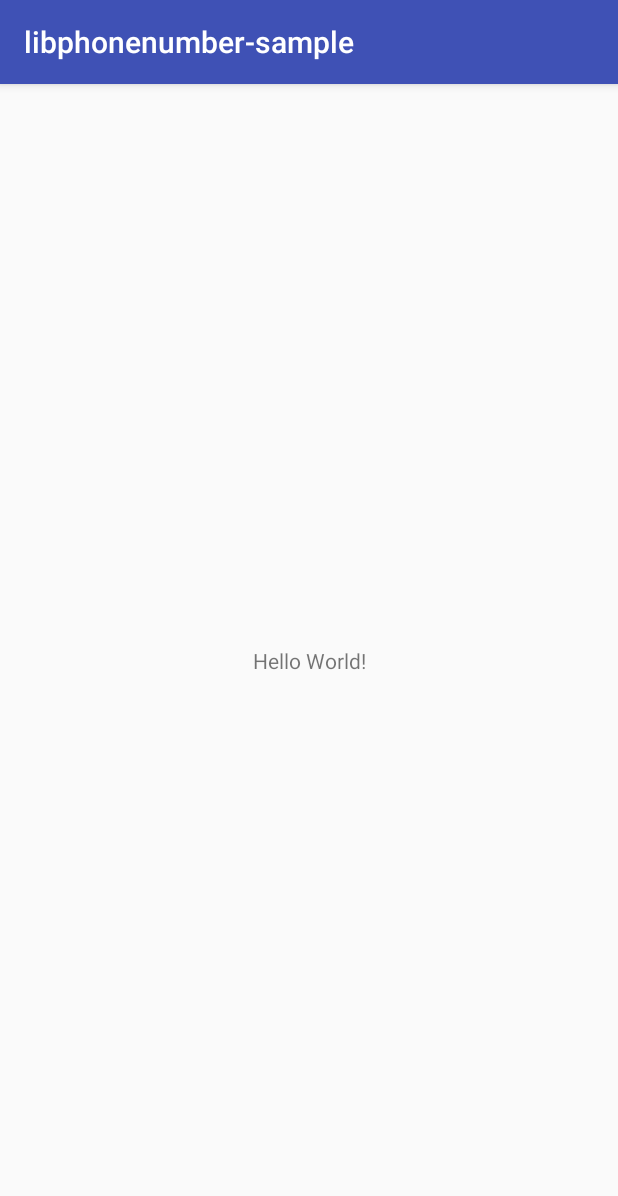
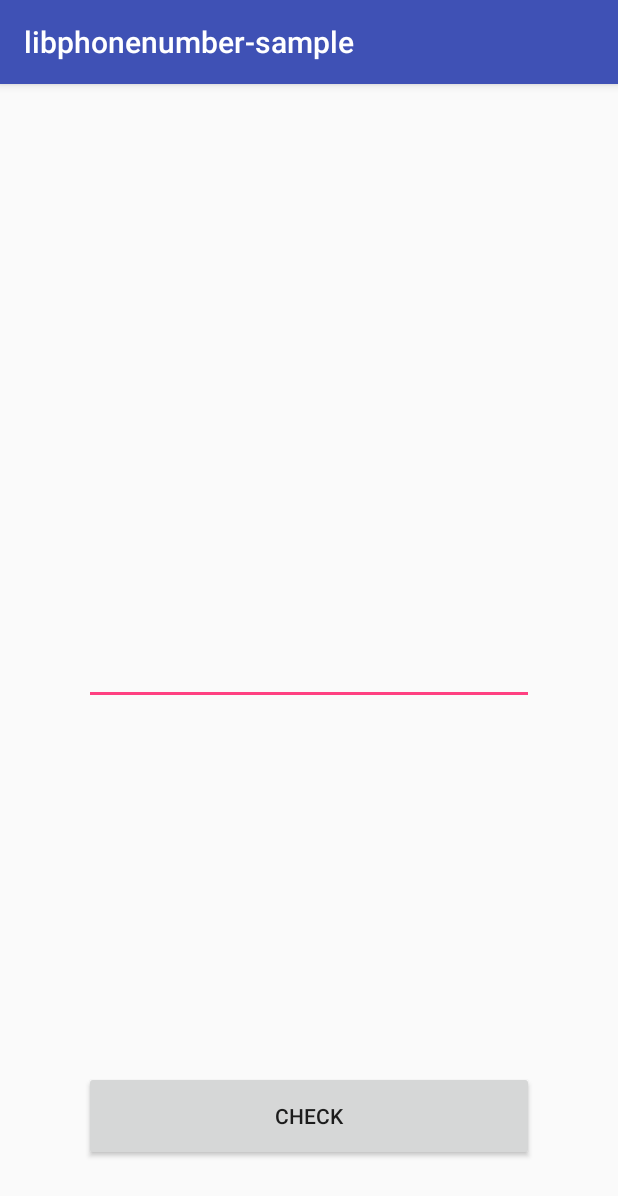
Before and after one commit to nith02/Sample, an Android app: the screen it shows after launch (MainActivity), on a phone screen of 412 x 824 dp. Shown: the top 1196 px of the screen. Run offline under Robolectric (Android 15) with nearby library versions, the phone set to English and light mode, and no system bars; libraries missing offline, so code that uses them is left out: com.google.i18n.phonenumbers.

Commit message:
Implement libphonenumber-sample

```diff
--- a/android/libphonenumber-sample/app/build.gradle
+++ b/android/libphonenumber-sample/app/build.gradle
@@ -26,5 +26,6 @@ dependencies {
     })
     compile 'com.android.support:appcompat-v7:25.+'
     compile 'com.android.support.constraint:constraint-layout:1.0.2'
+    compile group: 'com.googlecode.libphonenumber', name: 'libphonenumber', version: '8.9.10'
     testCompile 'junit:junit:4.12'
 }
--- a/android/libphonenumber-sample/app/src/main/java/com/tolka/libphonenumber_sample/MainActivity.java
+++ b/android/libphonenumber-sample/app/src/main/java/com/tolka/libphonenumber_sample/MainActivity.java
@@ -1,15 +1,49 @@
 package com.tolka.libphonenumber_sample;
 
+import android.os.Bundle;
 import android.support.v7.app.AppCompatActivity;
-import android.os.Bundle;
+import android.view.View;
+import android.widget.Button;
+import android.widget.EditText;
+import android.widget.TextView;
+
+import com.google.i18n.phonenumbers.NumberParseException;
+import com.google.i18n.phonenumbers.PhoneNumberUtil;
+import com.google.i18n.phonenumbers.Phonenumber;
 
 public class MainActivity extends AppCompatActivity
 {
+    TextView mResult;
+    EditText mPhone;
 
     @Override
     protected void onCreate( Bundle savedInstanceState )
     {
         super.onCreate( savedInstanceState );
         setContentView( R.layout.activity_main );
+
+        mPhone = (EditText) findViewById( R.id.edit_phone );
+        mResult = (TextView) findViewById( R.id.text_result );
+        Button btn = (Button) findViewById( R.id.btn_check );
+        btn.setOnClickListener( new View.OnClickListener()
+        {
+            @Override
+            public void onClick( View v )
+            {
+                String strPhone = mPhone.getText().toString();
+                PhoneNumberUtil phoneUtil = PhoneNumberUtil.getInstance();
+                try
+                {
+                    Phonenumber.PhoneNumber phone = phoneUtil.parse( strPhone, "PH" );
+                    boolean bValid = phoneUtil.isValidNumber( phone );
+                    mResult.setText( phone.toString() + " " + bValid );
+                }
+                catch ( NumberParseException e )
+                {
+                    System.err.println( "NumberParseException was thrown: " + e.toString() );
+                }
+            }
+        } );
+
     }
 }
--- a/android/libphonenumber-sample/app/src/main/res/layout/activity_main.xml
+++ b/android/libphonenumber-sample/app/src/main/res/layout/activity_main.xml
@@ -7,13 +7,32 @@
     android:layout_height="match_parent"
     tools:context="com.tolka.libphonenumber_sample.MainActivity">
 
-    <TextView
-        android:layout_width="wrap_content"
-        android:layout_height="wrap_content"
-        android:text="Hello World!"
+    <EditText
+        android:id="@+id/edit_phone"
+        android:layout_width="300dp"
+        android:layout_height="60dp"
         app:layout_constraintBottom_toBottomOf="parent"
         app:layout_constraintLeft_toLeftOf="parent"
         app:layout_constraintRight_toRightOf="parent"
-        app:layout_constraintTop_toTopOf="parent"/>
-
+        app:layout_constraintTop_toTopOf="parent"
+        />
+    <TextView
+        android:id="@+id/text_result"
+        android:layout_width="wrap_content"
+        android:layout_height="wrap_content"
+        android:layout_marginTop="20dp"
+        app:layout_constraintTop_toBottomOf="@+id/edit_phone"
+        app:layout_constraintLeft_toLeftOf="parent"
+        app:layout_constraintRight_toRightOf="parent"
+        />
+    <Button
+        android:id="@+id/btn_check"
+        android:text="check"
+        android:layout_width="300dp"
+        android:layout_height="60dp"
+        android:layout_marginBottom="50dp"
+        app:layout_constraintBottom_toBottomOf="parent"
+        app:layout_constraintLeft_toLeftOf="parent"
+        app:layout_constraintRight_toRightOf="parent"
+        />
 </android.support.constraint.ConstraintLayout>
```
